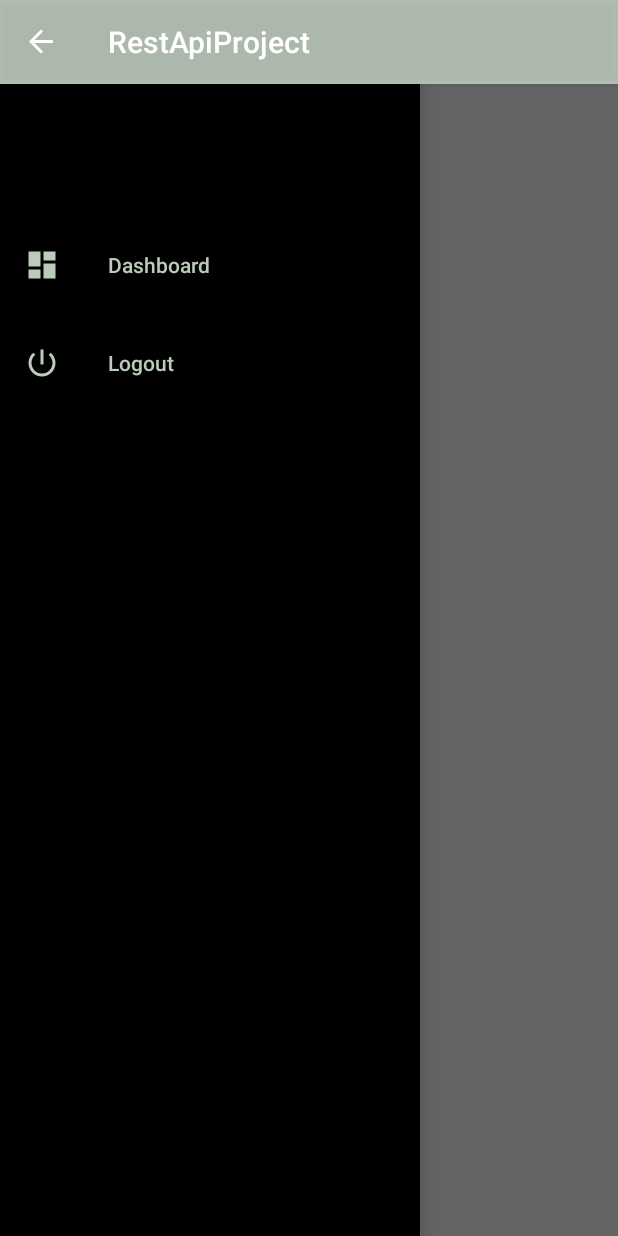
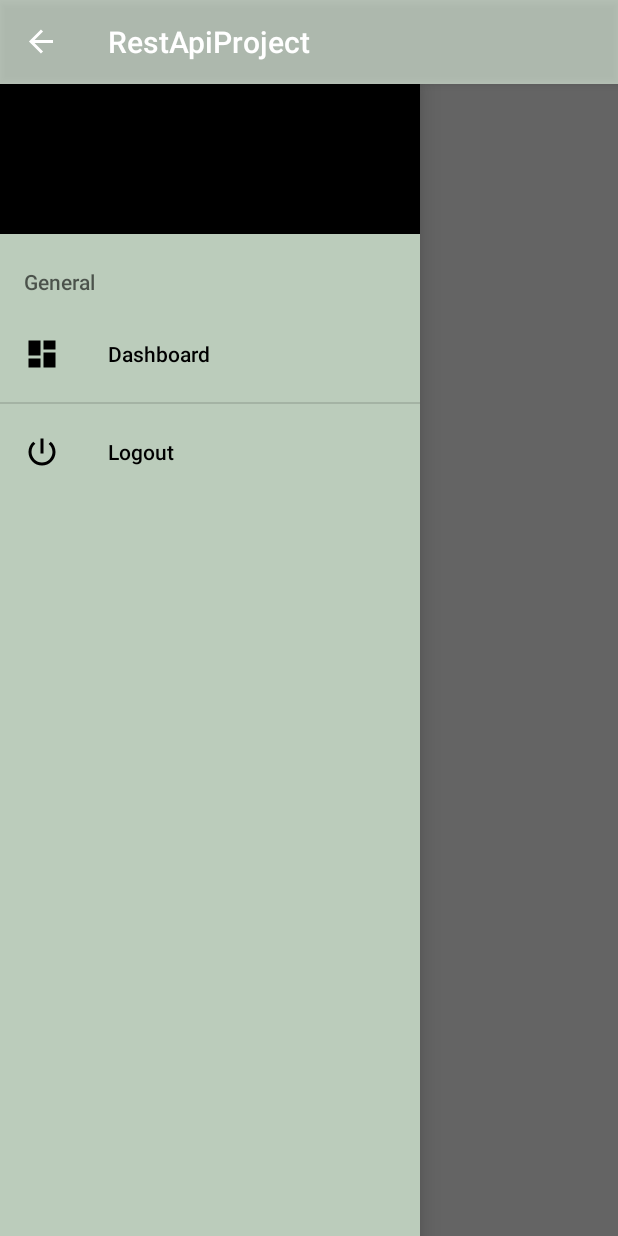
Before and after one commit to tejaspatel083/RestApiProject, an Android app: the screen it shows after launch once a user with an empty profile is signed in (HomeActivity), with the side drawer open, on a phone screen of 412 x 824 dp. Run offline under Robolectric (Android 15) with nearby library versions, the phone set to English and light mode, and no system bars; our stand-ins replace Firebase (no records; nobody signed in at launch, a user with empty details on screens opened directly).

Commit message:
Drawermenu Format updated

```diff
--- a/app/src/main/java/com/example/restapiproject/HomeActivity.java
+++ b/app/src/main/java/com/example/restapiproject/HomeActivity.java
@@ -123,7 +123,7 @@ public class HomeActivity extends AppCompatActivity {
                     if (doc.exists()) {
                         Log.d("DashboardFragment", doc.getData().toString());
 
-                        textView.setText("Welcome\n" + doc.get("name"));
+                        textView.setText("Welcome " + doc.get("name"));
 
 
                     }
--- a/app/src/main/res/layout/activity_home.xml
+++ b/app/src/main/res/layout/activity_home.xml
@@ -24,9 +24,9 @@
         android:id="@+id/nv"
         android:fitsSystemWindows="true"
         android:layout_gravity="start"
-        android:background="#000000"
-        app:itemIconTint="#bcb"
-        app:itemTextColor="#bcb"
+        android:background="#bcb"
+        app:itemIconTint="#000000"
+        app:itemTextColor="#000000"
         />
 
 </androidx.drawerlayout.widget.DrawerLayout>
--- a/app/src/main/res/layout/header_layout.xml
+++ b/app/src/main/res/layout/header_layout.xml
@@ -1,7 +1,9 @@
 <?xml version="1.0" encoding="utf-8"?>
 <RelativeLayout xmlns:android="http://schemas.android.com/apk/res/android"
-    android:orientation="vertical" android:layout_width="match_parent"
-    android:layout_height="match_parent">
+    android:orientation="vertical"
+    android:layout_width="match_parent"
+    android:layout_height="100dp"
+    android:background="#000000">
 
 
     <TextView
```
